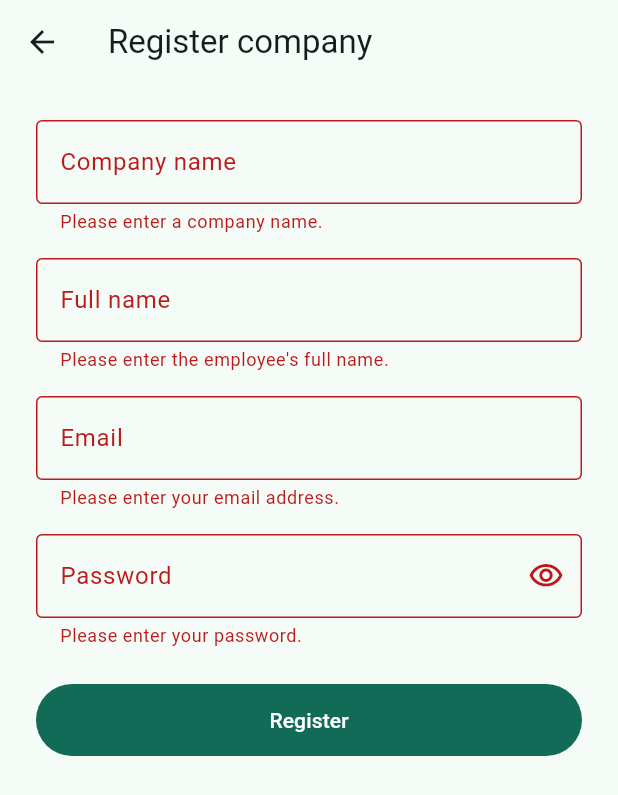
After one commit to MKmagic-dev/simple-job-manager, a Flutter app: the RegisterCompanyScreen screen opened directly, after a tap on "Register", on a phone screen of 412 x 824 dp. The commit adds this screen. Shown: the top 795 px of the screen. Run offline on Flutter 3.47's test engine with Material 3 defaults, Android fonts, the phone set to English and light mode, and no system bars; our stand-ins replace flutter_dotenv, flutter_riverpod, go_router, image_picker, shared_preferences, supabase_flutter; accounts and stored records are empty; generated files the repository leaves out were written again.

Commit message:
Move to a shared multi-tenant database with an Admin role
Drops the one-Supabase-project-per-client model in favor of one shared
database: companies now get real RLS policies, a new admin role can see
and delete across every company, and anyone can self-register a new
company (bootstrap-company's secret gate is gone — register-company is
intentionally public, with no manual approval step).

```diff
--- a/lib/features/auth/data/auth_repository.dart
+++ b/lib/features/auth/data/auth_repository.dart
@@ -16,6 +16,34 @@ class AuthRepository {
   }
 
   Future<void> signOut() => _client.auth.signOut();
+
+  /// Self-registration: creates a brand new company and its first owner
+  /// account. Calls the public `register-company` Edge Function (see
+  /// supabase/functions/register-company/index.ts for why creating a login
+  /// can't happen directly from the app). Doesn't sign the new owner in —
+  /// they sign in normally afterwards with the credentials they just chose.
+  Future<void> registerCompany({
+    required String companyName,
+    required String email,
+    required String password,
+    required String fullName,
+  }) async {
+    try {
+      await _client.functions.invoke(
+        'register-company',
+        body: {
+          'company_name': companyName,
+          'owner_email': email,
+          'owner_password': password,
+          'owner_full_name': fullName,
+        },
+      );
+    } on FunctionException catch (e) {
+      final details = e.details;
+      final message = details is Map ? details['error'] as String? : null;
+      throw Exception(message ?? 'Could not register company.');
+    }
+  }
 }
 
 final authRepositoryProvider = Provider<AuthRepository>((ref) {
--- /dev/null
+++ b/lib/features/auth/presentation/register_company_controller.dart
@@ -0,0 +1,32 @@
+import 'package:flutter_riverpod/flutter_riverpod.dart';
+
+import '../data/auth_repository.dart';
+
+class RegisterCompanyController extends StateNotifier<AsyncValue<void>> {
+  RegisterCompanyController(this._authRepository) : super(const AsyncValue.data(null));
+
+  final AuthRepository _authRepository;
+
+  Future<bool> submit({
+    required String companyName,
+    required String email,
+    required String password,
+    required String fullName,
+  }) async {
+    state = const AsyncValue.loading();
+    state = await AsyncValue.guard(
+      () => _authRepository.registerCompany(
+        companyName: companyName,
+        email: email,
+        password: password,
+        fullName: fullName,
+      ),
+    );
+    return !state.hasError;
+  }
+}
+
+final registerCompanyControllerProvider =
+    StateNotifierProvider.autoDispose<RegisterCompanyController, AsyncValue<void>>((ref) {
+  return RegisterCompanyController(ref.watch(authRepositoryProvider));
+});
--- /dev/null
+++ b/lib/features/auth/presentation/register_company_screen.dart
@@ -0,0 +1,157 @@
+import 'package:flutter/material.dart';
+import 'package:flutter_riverpod/flutter_riverpod.dart';
+
+import '../../../l10n/generated/app_localizations.dart';
+import 'register_company_controller.dart';
+
+class RegisterCompanyScreen extends ConsumerStatefulWidget {
+  const RegisterCompanyScreen({super.key});
+
+  @override
+  ConsumerState<RegisterCompanyScreen> createState() => _RegisterCompanyScreenState();
+}
+
+class _RegisterCompanyScreenState extends ConsumerState<RegisterCompanyScreen> {
+  final _formKey = GlobalKey<FormState>();
+  final _companyNameController = TextEditingController();
+  final _fullNameController = TextEditingController();
+  final _emailController = TextEditingController();
+  final _passwordController = TextEditingController();
+  bool _obscurePassword = true;
+
+  @override
+  void dispose() {
+    _companyNameController.dispose();
+    _fullNameController.dispose();
+    _emailController.dispose();
+    _passwordController.dispose();
+    super.dispose();
+  }
+
+  Future<void> _submit() async {
+    FocusScope.of(context).unfocus();
+    if (!_formKey.currentState!.validate()) return;
+
+    final success = await ref.read(registerCompanyControllerProvider.notifier).submit(
+          companyName: _companyNameController.text.trim(),
+          email: _emailController.text.trim(),
+          password: _passwordController.text,
+          fullName: _fullNameController.text.trim(),
+        );
+
+    if (success && mounted) {
+      final l10n = AppLocalizations.of(context)!;
+      ScaffoldMessenger.of(context).showSnackBar(
+        SnackBar(content: Text(l10n.companyRegisteredSuccess)),
+      );
+      Navigator.of(context).pop();
+    }
+  }
+
+  @override
+  Widget build(BuildContext context) {
+    final l10n = AppLocalizations.of(context)!;
+    final submitState = ref.watch(registerCompanyControllerProvider);
+    final isLoading = submitState.isLoading;
+
+    ref.listen<AsyncValue<void>>(registerCompanyControllerProvider, (previous, next) {
+      next.whenOrNull(
+        error: (error, _) {
+          ScaffoldMessenger.of(context)
+            ..hideCurrentSnackBar()
+            ..showSnackBar(SnackBar(content: Text(error.toString())));
+        },
+      );
+    });
+
+    return Scaffold(
+      appBar: AppBar(title: Text(l10n.registerCompanyTitle)),
+      body: SafeArea(
+        child: SingleChildScrollView(
+          padding: const EdgeInsets.all(24),
+          child: Form(
+            key: _formKey,
+            child: Column(
+              crossAxisAlignment: CrossAxisAlignment.stretch,
+              children: [
+                TextFormField(
+                  controller: _companyNameController,
+                  enabled: !isLoading,
+                  textInputAction: TextInputAction.next,
+                  decoration: InputDecoration(labelText: l10n.companyNameLabel),
+                  validator: (value) {
+                    if (value == null || value.trim().isEmpty) {
+                      return l10n.companyNameRequiredError;
+                    }
+                    return null;
+                  },
+                ),
+                const SizedBox(height: 16),
+                TextFormField(
+                  controller: _fullNameController,
+                  enabled: !isLoading,
+                  textInputAction: TextInputAction.next,
+                  decoration: InputDecoration(labelText: l10n.fullNameLabel),
+                  validator: (value) {
+                    if (value == null || value.trim().isEmpty) {
+                      return l10n.fullNameRequiredError;
+                    }
+                    return null;
+                  },
+                ),
+                const SizedBox(height: 16),
+                TextFormField(
+                  controller: _emailController,
+                  enabled: !isLoading,
+                  keyboardType: TextInputType.emailAddress,
+                  textInputAction: TextInputAction.next,
+                  decoration: InputDecoration(labelText: l10n.emailLabel),
+                  validator: (value) {
+                    final trimmed = value?.trim() ?? '';
+                    if (trimmed.isEmpty) return l10n.emailRequiredError;
+                    if (!trimmed.contains('@')) return l10n.emailInvalidError;
+                    return null;
+                  },
+                ),
+                const SizedBox(height: 16),
+                TextFormField(
+                  controller: _passwordController,
+                  enabled: !isLoading,
+                  obscureText: _obscurePassword,
+                  textInputAction: TextInputAction.done,
+                  decoration: InputDecoration(
+                    labelText: l10n.passwordLabel,
+                    suffixIcon: IconButton(
+                      icon: Icon(
+                        _obscurePassword ? Icons.visibility_outlined : Icons.visibility_off_outlined,
+                      ),
+                      onPressed: () => setState(() => _obscurePassword = !_obscurePassword),
+                    ),
+                  ),
+                  validator: (value) {
+                    if (value == null || value.isEmpty) return l10n.passwordRequiredError;
+                    if (value.length < 6) return l10n.passwordTooShortError;
+                    return null;
+                  },
+                  onFieldSubmitted: (_) => _submit(),
+                ),
+                const SizedBox(height: 24),
+                FilledButton(
+                  onPressed: isLoading ? null : _submit,
+                  style: FilledButton.styleFrom(padding: const EdgeInsets.symmetric(vertical: 14)),
+                  child: isLoading
+                      ? const SizedBox(
+                          height: 20,
+                          width: 20,
+                          child: CircularProgressIndicator(strokeWidth: 2),
+                        )
+                      : Text(l10n.registerButton),
+                ),
+              ],
+            ),
+          ),
+        ),
+      ),
+    );
+  }
+}
--- a/lib/features/home/presentation/auth_gate.dart
+++ b/lib/features/home/presentation/auth_gate.dart
@@ -4,6 +4,7 @@ import 'package:supabase_flutter/supabase_flutter.dart';
 
 import '../../../core/supabase/supabase_providers.dart';
 import '../../../l10n/generated/app_localizations.dart';
+import '../../admin/presentation/admin_home_screen.dart';
 import '../../auth/data/auth_repository.dart';
 import '../../auth/presentation/login_screen.dart';
 import '../../profile/data/profile_repository.dart';
@@ -16,6 +17,7 @@ import 'worker_home_screen.dart';
 /// - session, no profile   -> loading (profile row not created yet)
 /// - session, boss profile -> [BossHomeScreen]
 /// - session, worker profile -> [WorkerHomeScreen]
+/// - session, admin profile -> [AdminHomeScreen]
 class AuthGate extends ConsumerWidget {
   const AuthGate({super.key});
 
@@ -50,6 +52,7 @@ class _ProfileGate extends ConsumerWidget {
         return switch (profile.role) {
           UserRole.boss => BossHomeScreen(profile: profile),
           UserRole.worker => WorkerHomeScreen(profile: profile),
+          UserRole.admin => AdminHomeScreen(profile: profile),
         };
       },
       loading: () => const _LoadingScreen(),
--- a/lib/l10n/app_en.arb
+++ b/lib/l10n/app_en.arb
@@ -404,5 +404,65 @@
   "closeButton": "Close",
   "@closeButton": {
     "description": "Generic close button label"
-  }
+  },
+
+  "adminPanelTitle": "Admin panel",
+  "@adminPanelTitle": { "description": "Title of the admin home screen" },
+
+  "companiesTitle": "Companies",
+  "@companiesTitle": { "description": "Title of the admin's company list screen" },
+
+  "noCompaniesYet": "There are no companies yet.",
+  "@noCompaniesYet": { "description": "Empty state on the admin's company list" },
+
+  "deleteCompanyTooltip": "Delete company",
+  "@deleteCompanyTooltip": { "description": "Tooltip on the delete-company button" },
+
+  "deleteCompanyConfirmMessage": "Are you sure you want to delete this company? This removes all its employees, projects, schedule, and photos. This cannot be undone.",
+  "@deleteCompanyConfirmMessage": { "description": "Confirmation dialog body before deleting a company" },
+
+  "deleteButton": "Delete",
+  "@deleteButton": { "description": "Generic delete button label" },
+
+  "cancelButton": "Cancel",
+  "@cancelButton": { "description": "Generic cancel button label" },
+
+  "membersTitle": "Members",
+  "@membersTitle": { "description": "Title of the company members screen in the admin panel" },
+
+  "roleOwnerLabel": "Boss",
+  "@roleOwnerLabel": { "description": "Role badge shown next to a company owner in the admin panel" },
+
+  "roleEmployeeLabel": "Employee",
+  "@roleEmployeeLabel": { "description": "Role badge shown next to a company employee in the admin panel" },
+
+  "removeMemberTooltip": "Remove from company",
+  "@removeMemberTooltip": { "description": "Tooltip on the remove-member button in the admin panel" },
+
+  "companyDeletedSuccess": "Company deleted.",
+  "@companyDeletedSuccess": { "description": "Snackbar after successfully deleting a company" },
+
+  "memberRemovedSuccess": "Member removed.",
+  "@memberRemovedSuccess": { "description": "Snackbar after successfully removing a member" },
+
+  "registerCompanyLinkText": "Don't have an account? Register your company",
+  "@registerCompanyLinkText": { "description": "Link on the login screen leading to company self-registration" },
+
+  "registerCompanyTitle": "Register company",
+  "@registerCompanyTitle": { "description": "Title of the company self-registration screen" },
+
+  "companyNameLabel": "Company name",
+  "@companyNameLabel": { "description": "Label for the company name field on the registration screen" },
+
+  "companyNameRequiredError": "Please enter a company name.",
+  "@companyNameRequiredError": { "description": "Validation error when the company name field is left empty" },
+
+  "registerButton": "Register",
+  "@registerButton": { "description": "Submit button label on the registration screen" },
+
+  "companyRegisteredSuccess": "Company registered! You can now sign in.",
+  "@companyRegisteredSuccess": { "description": "Message shown after successful company self-registration" },
+
+  "backToLoginButton": "Back to sign in",
+  "@backToLoginButton": { "description": "Button that returns from the registration screen to the login screen" }
 }
```
Also changed, not shown: lib/features/admin/data/admin_repository.dart (added, +63 -0 lines), lib/features/admin/domain/company_model.dart (added, +19 -0 lines), lib/features/admin/presentation/admin_company_members_screen.dart (added, +82 -0 lines), lib/features/admin/presentation/admin_home_screen.dart (added, +113 -0 lines), lib/features/auth/presentation/login_screen.dart (+12 -0 lines), lib/features/home/presentation/boss_home_screen.dart (+7 -4 lines), lib/features/home/presentation/worker_home_screen.dart (+5 -2 lines), lib/features/profile/domain/profile_model.dart (+16 -6 lines), lib/l10n/app_es.arb (+22 -1 lines), lib/l10n/app_fr.arb (+22 -1 lines), lib/l10n/app_pl.arb (+22 -1 lines), 4 other files.
